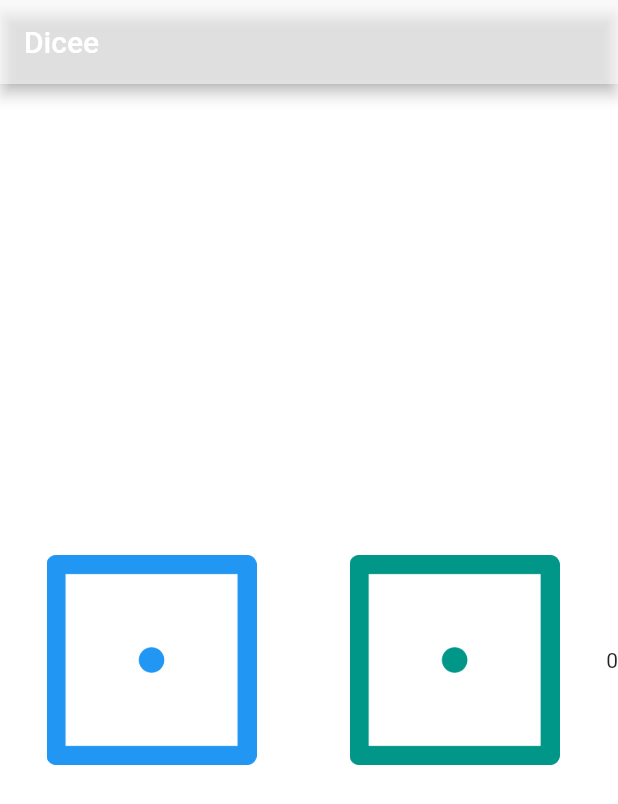
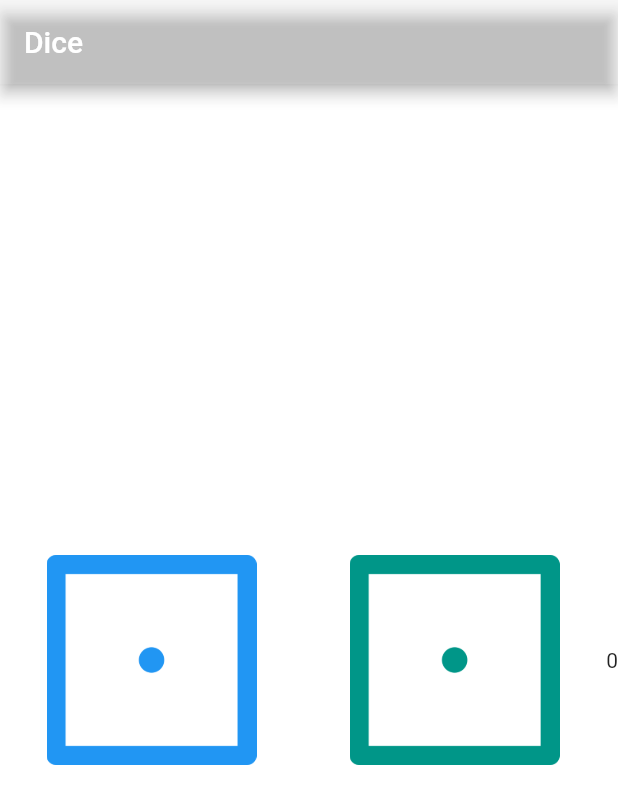
Before and after one commit to rahul975337/dice, a Flutter app: the screen it shows after launch, on a phone screen of 412 x 824 dp. Shown: the top 804 px of the screen. Run offline on Flutter 3.47's test engine with Material 2 defaults, Android fonts, the phone set to English and light mode, and no system bars.

Commit message:
Dice App Completed

```diff
--- a/lib/main.dart
+++ b/lib/main.dart
@@ -9,8 +9,8 @@ void main() {
       home: Scaffold(
         backgroundColor: Colors.white10,
         appBar: AppBar(
-          title: Text('Dicee'),
-          backgroundColor: Colors.white54,
+          title: Text('Dice'),
+          backgroundColor: Colors.white10,
         ),
         body: DicePage(),
       ),
```
